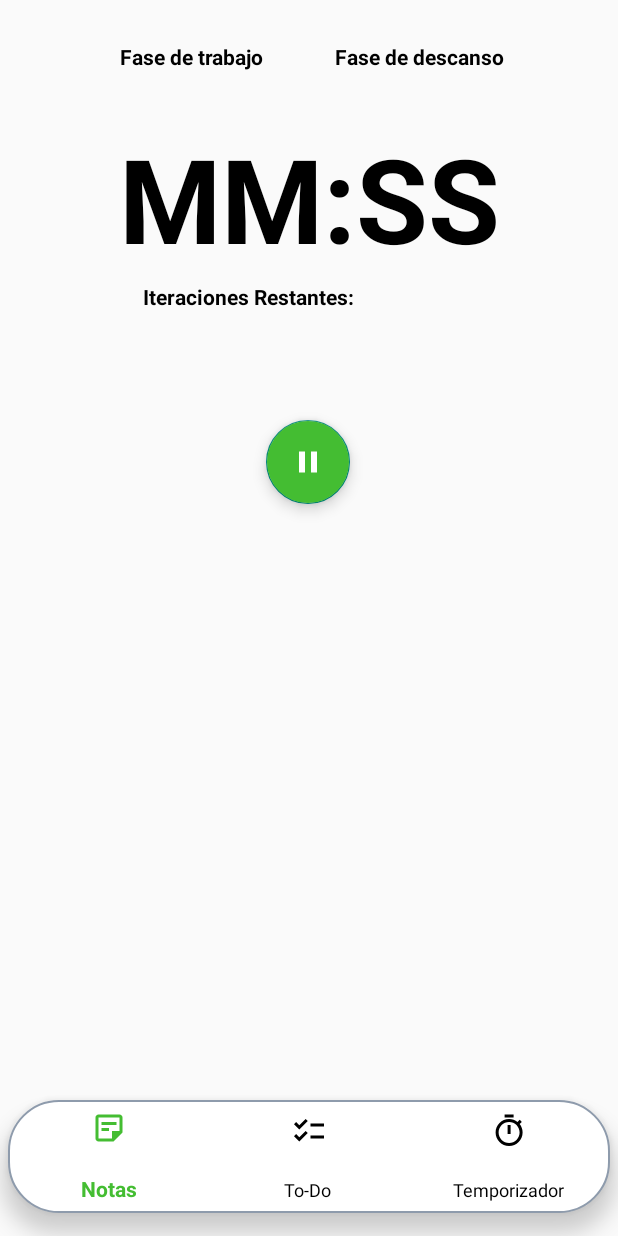
After one commit to 2020-B-Aplicaciones-Web-Software/mov-soft-munoz-villegas-proyecto, an Android app: the fragment CuentraRegresivaFragment placed in its activity, on a phone screen of 412 x 824 dp. The commit adds this screen. Run offline under Robolectric (Android 15) with nearby library versions, the phone set to English and light mode, and no system bars.

Commit message:
Creacion fragmento CuentaRegresiva

```diff
--- /dev/null
+++ b/Proyecto2B/app/src/main/java/com/example/proyecto2b/CuentraRegresivaFragment.kt
@@ -0,0 +1,17 @@
+package com.example.proyecto2b
+
+import android.os.Bundle
+import androidx.fragment.app.Fragment
+import android.view.LayoutInflater
+import android.view.View
+import android.view.ViewGroup
+
+class CuentraRegresivaFragment : Fragment(R.layout.fragment_cuentra_regresiva) {
+    override fun onCreateView(
+        inflater: LayoutInflater, container: ViewGroup?,
+        savedInstanceState: Bundle?
+    ): View? {
+        // Inflate the layout for this fragment
+        return inflater.inflate(R.layout.fragment_cuentra_regresiva, container, false)
+    }
+}
--- /dev/null
+++ b/Proyecto2B/app/src/main/res/drawable/ic_baseline_pause_24.xml
@@ -0,0 +1,10 @@
+<vector xmlns:android="http://schemas.android.com/apk/res/android"
+    android:width="24dp"
+    android:height="24dp"
+    android:viewportWidth="24"
+    android:viewportHeight="24"
+    android:tint="?attr/colorControlNormal">
+  <path
+      android:fillColor="@android:color/white"
+      android:pathData="M6,19h4L10,5L6,5v14zM14,5v14h4L18,5h-4z"/>
+</vector>
--- /dev/null
+++ b/Proyecto2B/app/src/main/res/layout/fragment_cuentra_regresiva.xml
@@ -0,0 +1,85 @@
+<?xml version="1.0" encoding="utf-8"?>
+<androidx.constraintlayout.widget.ConstraintLayout xmlns:android="http://schemas.android.com/apk/res/android"
+    android:layout_width="match_parent"
+    xmlns:app="http://schemas.android.com/apk/res-auto"
+    android:layout_height="match_parent"
+    xmlns:tools="http://schemas.android.com/tools"
+    tools:context=".CuentraRegresivaFragment">
+
+    <TextView
+        android:id="@+id/tv_trabajo"
+        android:layout_width="wrap_content"
+        android:layout_height="wrap_content"
+        android:layout_marginStart="56dp"
+        android:layout_marginTop="28dp"
+        android:text="Fase de trabajo"
+        android:textColor="@color/black"
+        android:textStyle="bold"
+        app:layout_constraintEnd_toStartOf="@+id/tv_descanso"
+        app:layout_constraintHorizontal_bias="0.338"
+        app:layout_constraintStart_toStartOf="parent"
+        app:layout_constraintTop_toTopOf="parent" />
+
+    <TextView
+        android:id="@+id/tv_descanso"
+        android:layout_width="wrap_content"
+        android:layout_height="wrap_content"
+        android:layout_marginTop="28dp"
+        android:layout_marginEnd="76dp"
+        android:text="Fase de descanso"
+        android:textColor="@color/black"
+        android:textStyle="bold"
+        app:layout_constraintEnd_toEndOf="parent"
+        app:layout_constraintTop_toTopOf="parent" />
+
+    <TextView
+        android:id="@+id/tv_marcador_tiempo"
+        android:layout_width="wrap_content"
+        android:layout_height="wrap_content"
+        android:layout_marginTop="80dp"
+        android:text="MM:SS"
+        android:textColor="@color/black"
+        android:textSize="78sp"
+        android:textStyle="bold"
+        app:layout_constraintEnd_toEndOf="parent"
+        app:layout_constraintStart_toStartOf="parent"
+        app:layout_constraintTop_toTopOf="parent" />
+
+    <TextView
+        android:id="@+id/textView7"
+        android:layout_width="wrap_content"
+        android:layout_height="wrap_content"
+        android:layout_marginStart="16dp"
+        android:layout_marginTop="4dp"
+        android:text="Iteraciones Restantes:"
+        android:textColor="@color/black"
+        android:textStyle="bold"
+        app:layout_constraintStart_toStartOf="@+id/tv_marcador_tiempo"
+        app:layout_constraintTop_toBottomOf="@+id/tv_marcador_tiempo" />
+
+    <TextView
+        android:id="@+id/tv_iteraciones"
+        android:layout_width="wrap_content"
+        android:layout_height="wrap_content"
+        android:textColor="@color/black"
+        android:textStyle="bold"
+        app:layout_constraintBottom_toBottomOf="@+id/textView7"
+        app:layout_constraintEnd_toEndOf="@+id/tv_marcador_tiempo"
+        app:layout_constraintHorizontal_bias="0.113"
+        app:layout_constraintStart_toEndOf="@+id/textView7"
+        app:layout_constraintTop_toTopOf="@+id/textView7" />
+
+    <com.google.android.material.floatingactionbutton.FloatingActionButton
+        android:id="@+id/btn_detener_temp"
+        android:layout_width="wrap_content"
+        android:layout_height="wrap_content"
+        android:layout_marginTop="96dp"
+        android:backgroundTint="@color/verde"
+        android:clickable="true"
+        android:src="@drawable/ic_baseline_pause_24"
+        android:tint="@color/white"
+        app:layout_constraintEnd_toEndOf="parent"
+        app:layout_constraintHorizontal_bias="0.498"
+        app:layout_constraintStart_toStartOf="parent"
+        app:layout_constraintTop_toBottomOf="@+id/tv_marcador_tiempo" />
+</androidx.constraintlayout.widget.ConstraintLayout>
```
Also changed, not shown: Proyecto2B/app/src/main/java/com/example/proyecto2b/DatosTemporizador.kt (+36 -1 lines), Proyecto2B/app/src/main/java/com/example/proyecto2b/TemporizadorFragment.kt (+11 -0 lines), Proyecto2B/app/src/main/res/layout/fragment_datos_temporizador.xml (+21 -21 lines).
